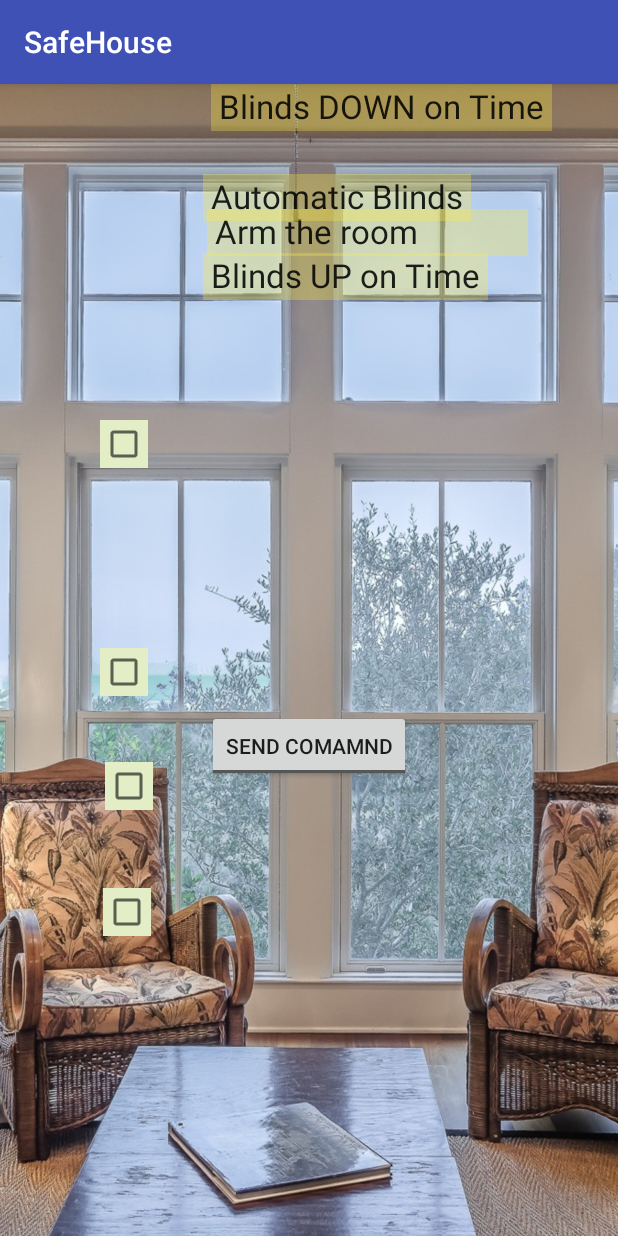
After one commit to HBuczynski/SafeHouse, an Android app: the BlindActivity screen opened directly, with no data from a screen before it, on a phone screen of 412 x 824 dp. The commit adds this screen. Run offline under Robolectric (Android 15) with nearby library versions, the phone set to English and light mode, and no system bars.

Commit message:
Added blinds activity.

```diff
--- a/mobile_client/app/src/main/AndroidManifest.xml
+++ b/mobile_client/app/src/main/AndroidManifest.xml
@@ -27,6 +27,8 @@
             android:label="@string/SafeHouse"></activity>
         <activity android:name=".StreamActivity"
             android:label="@string/SafeHouse"></activity>
+        <activity android:name=".BlindActivity"
+            android:label="@string/SafeHouse"></activity>
     </application>
 
 </manifest>
--- /dev/null
+++ b/mobile_client/app/src/main/java/wpam/mobile_client/BlindActivity.java
@@ -0,0 +1,14 @@
+package wpam.mobile_client;
+
+import android.os.Bundle;
+import android.support.v7.app.AppCompatActivity;
+
+public class BlindActivity extends AppCompatActivity {
+
+    @Override
+    protected void onCreate(Bundle savedInstanceState) {
+        super.onCreate(savedInstanceState);
+        setContentView(R.layout.blinds);
+
+        }
+}
--- a/mobile_client/app/src/main/java/wpam/mobile_client/MainActivity.java
+++ b/mobile_client/app/src/main/java/wpam/mobile_client/MainActivity.java
@@ -21,6 +21,7 @@ public class MainActivity extends AppCompatActivity {
 
     private TextView mTextMessage;
     private ImageView viewer;
+    private ImageView thiefImage;
     private String address;
     private String port;
     private final static String TAG = "MainActivity";
@@ -43,6 +44,8 @@ public class MainActivity extends AppCompatActivity {
                 }
                 case R.id.blinds: {
 
+                    Intent intent = new Intent(getApplicationContext(), BlindActivity.class);
+                    startActivity(intent);
 
                     return true;
                 }
@@ -109,6 +112,9 @@ public class MainActivity extends AppCompatActivity {
                 startActivityForResult(intent, REQUEST_CODE);
             }
         });
+
+        thiefImage = (ImageView)findViewById(R.id.thiefImage);
+        thiefImage.setVisibility(View.INVISIBLE);
     }
 
     @Override
--- a/mobile_client/app/src/main/res/layout/activity_main.xml
+++ b/mobile_client/app/src/main/res/layout/activity_main.xml
@@ -134,5 +134,24 @@
         app:layout_constraintTop_toBottomOf="@+id/imageView7"
         app:layout_constraintVertical_bias="0.9" />
 
+    <ImageView
+        android:id="@+id/thiefImage"
+        android:clickable="true"
+        android:layout_width="64dp"
+        android:layout_height="68dp"
+        android:layout_marginBottom="8dp"
+        android:layout_marginEnd="8dp"
+        android:layout_marginLeft="16dp"
+        android:layout_marginRight="8dp"
+        android:layout_marginStart="16dp"
+        android:layout_marginTop="8dp"
+        app:layout_constraintBottom_toBottomOf="parent"
+        app:layout_constraintEnd_toEndOf="parent"
+        app:layout_constraintHorizontal_bias="0.043"
+        app:layout_constraintStart_toStartOf="parent"
+        app:layout_constraintTop_toTopOf="parent"
+        app:layout_constraintVertical_bias="0.831"
+        app:srcCompat="@drawable/thief" />
+
 
 </android.support.constraint.ConstraintLayout>
--- /dev/null
+++ b/mobile_client/app/src/main/res/layout/blinds.xml
@@ -0,0 +1,162 @@
+<?xml version="1.0" encoding="utf-8"?>
+<android.support.constraint.ConstraintLayout xmlns:android="http://schemas.android.com/apk/res/android"
+    xmlns:app="http://schemas.android.com/apk/res-auto"
+    xmlns:tools="http://schemas.android.com/tools"
+    android:id="@+id/container"
+    android:layout_width="match_parent"
+    android:layout_height="match_parent"
+    android:background="@drawable/init_background"
+    tools:context=".BlindActivity">
+
+
+    <TextView
+        android:id="@+id/automaticLabel2"
+        android:layout_width="214dp"
+        android:layout_height="31dp"
+        android:layout_marginEnd="8dp"
+        android:layout_marginLeft="8dp"
+        android:layout_marginRight="8dp"
+        android:layout_marginStart="8dp"
+        android:layout_marginTop="52dp"
+        android:background="?android:attr/autofilledHighlight"
+        android:text=" Arm the room "
+        android:textAppearance="@style/TextAppearance.AppCompat.Large"
+        app:layout_constraintEnd_toEndOf="parent"
+        app:layout_constraintHorizontal_bias="0.714"
+        app:layout_constraintStart_toStartOf="parent"
+        app:layout_constraintTop_toBottomOf="@+id/automaticLabe4"
+        tools:background="#e3edc6" />
+
+    <TextView
+        android:id="@+id/automaticLabel"
+        android:layout_width="wrap_content"
+        android:layout_height="31dp"
+        android:layout_marginEnd="8dp"
+        android:layout_marginLeft="8dp"
+        android:layout_marginRight="8dp"
+        android:layout_marginStart="8dp"
+        android:layout_marginTop="60dp"
+        android:background="?android:attr/autofilledHighlight"
+        android:text=" Automatic Blinds "
+        android:textAppearance="@style/TextAppearance.AppCompat.Large"
+        app:layout_constraintEnd_toEndOf="parent"
+        app:layout_constraintHorizontal_bias="0.585"
+        app:layout_constraintStart_toStartOf="parent"
+        app:layout_constraintTop_toTopOf="parent"
+        tools:background="#e3edc6" />
+
+    <TextView
+        android:id="@+id/automaticLabe3"
+        android:layout_width="wrap_content"
+        android:layout_height="31dp"
+        android:layout_marginBottom="8dp"
+        android:layout_marginEnd="8dp"
+        android:layout_marginLeft="8dp"
+        android:layout_marginRight="8dp"
+        android:layout_marginStart="8dp"
+        android:layout_marginTop="32dp"
+        android:background="?android:attr/autofilledHighlight"
+        android:text=" Blinds UP on Time "
+        android:textAppearance="@style/TextAppearance.AppCompat.Large"
+        app:layout_constraintBottom_toTopOf="@+id/automaticLabe4"
+        app:layout_constraintEnd_toEndOf="parent"
+        app:layout_constraintHorizontal_bias="0.617"
+        app:layout_constraintStart_toStartOf="parent"
+        app:layout_constraintTop_toBottomOf="@+id/automaticLabel"
+        app:layout_constraintVertical_bias="0.065"
+        tools:background="#e3edc6" />
+
+    <TextView
+        android:id="@+id/automaticLabe4"
+        android:layout_width="wrap_content"
+        android:layout_height="31dp"
+        android:layout_marginEnd="8dp"
+        android:layout_marginLeft="8dp"
+        android:layout_marginRight="8dp"
+        android:layout_marginStart="8dp"
+        android:background="?android:attr/autofilledHighlight"
+        android:text=" Blinds DOWN on Time "
+        android:textAppearance="@style/TextAppearance.AppCompat.Large"
+        app:layout_constraintEnd_toEndOf="parent"
+        app:layout_constraintHorizontal_bias="0.785"
+        app:layout_constraintStart_toStartOf="parent"
+        tools:background="#e3edc6"
+        tools:layout_editor_absoluteY="203dp" />
+
+    <Button
+        android:id="@+id/button"
+        style="@android:style/Widget.Material.Light.Button.Toggle"
+        android:layout_width="wrap_content"
+        android:layout_height="wrap_content"
+        android:text="Send Comamnd"
+        app:layout_constraintBottom_toBottomOf="parent"
+        app:layout_constraintEnd_toEndOf="parent"
+        app:layout_constraintHorizontal_bias="0.5"
+        app:layout_constraintStart_toStartOf="parent"
+        app:layout_constraintTop_toBottomOf="@+id/automaticLabel2" />
+
+    <CheckBox
+        android:id="@+id/checkBox"
+        android:layout_width="wrap_content"
+        android:layout_height="wrap_content"
+        android:layout_marginBottom="44dp"
+        android:layout_marginEnd="8dp"
+        android:layout_marginLeft="8dp"
+        android:layout_marginRight="8dp"
+        android:layout_marginStart="8dp"
+        android:background="#e3edc6"
+        app:layout_constraintBottom_toTopOf="@+id/checkBox4"
+        app:layout_constraintEnd_toStartOf="@+id/automaticLabe3"
+        app:layout_constraintHorizontal_bias="0.671"
+        app:layout_constraintStart_toStartOf="parent" />
+
+    <CheckBox
+        android:id="@+id/checkBox2"
+        android:layout_width="wrap_content"
+        android:layout_height="wrap_content"
+        android:layout_marginBottom="200dp"
+        android:layout_marginEnd="8dp"
+        android:layout_marginLeft="8dp"
+        android:layout_marginRight="8dp"
+        android:layout_marginStart="8dp"
+        android:background="#e3edc6"
+        app:layout_constraintBottom_toBottomOf="parent"
+        app:layout_constraintEnd_toStartOf="@+id/automaticLabel2"
+        app:layout_constraintHorizontal_bias="0.671"
+        app:layout_constraintStart_toStartOf="parent" />
+
+    <CheckBox
+        android:id="@+id/checkBox4"
+        android:layout_width="wrap_content"
+        android:layout_height="wrap_content"
+        android:layout_marginBottom="52dp"
+        android:layout_marginEnd="8dp"
+        android:layout_marginLeft="8dp"
+        android:layout_marginRight="8dp"
+        android:layout_marginStart="8dp"
+        android:background="#e3edc6"
+        app:layout_constraintBottom_toTopOf="@+id/checkBox2"
+        app:layout_constraintEnd_toStartOf="@+id/automaticLabe4"
+        app:layout_constraintHorizontal_bias="0.671"
+        app:layout_constraintStart_toStartOf="parent" />
+
+    <CheckBox
+        android:id="@+id/checkBox3"
+        android:layout_width="wrap_content"
+        android:layout_height="wrap_content"
+        android:layout_marginBottom="8dp"
+        android:layout_marginEnd="8dp"
+        android:layout_marginLeft="8dp"
+        android:layout_marginRight="8dp"
+        android:layout_marginStart="8dp"
+        android:layout_marginTop="8dp"
+        android:background="#e3edc6"
+        app:layout_constraintBottom_toTopOf="@+id/checkBox"
+        app:layout_constraintEnd_toStartOf="@+id/automaticLabel"
+        app:layout_constraintHorizontal_bias="0.671"
+        app:layout_constraintStart_toStartOf="parent"
+        app:layout_constraintTop_toTopOf="parent"
+        app:layout_constraintVertical_bias="0.658" />
+
+
+</android.support.constraint.ConstraintLayout>
```
Also changed, not shown: mobile_client/app/src/main/res/drawable/thief.png (added).
